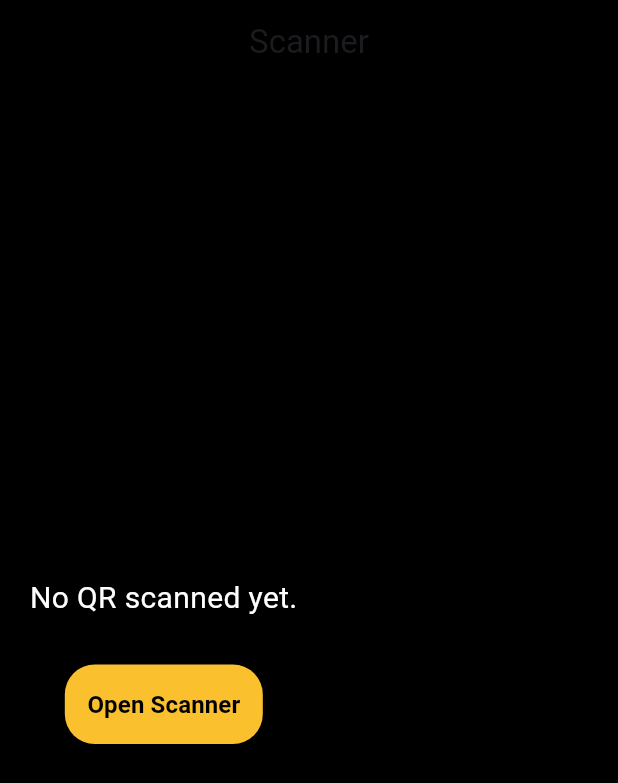
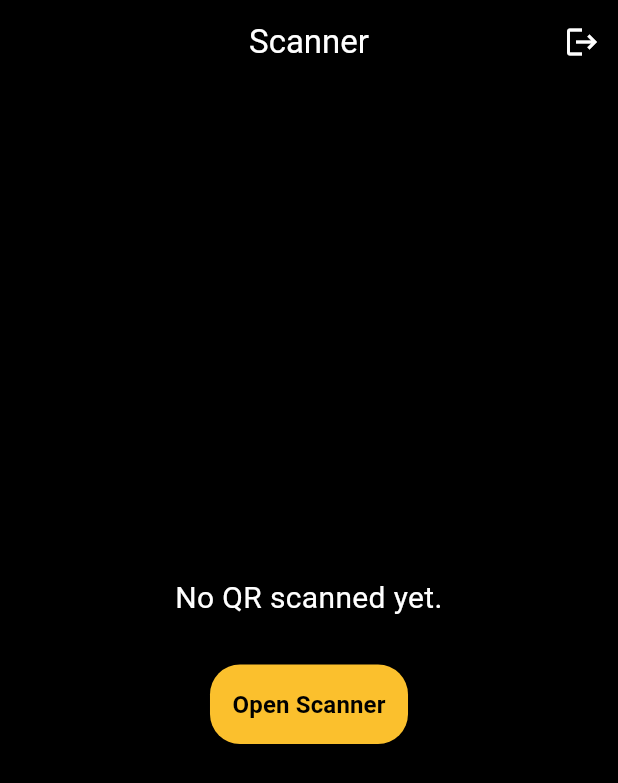
Before and after one commit to nourhesham116/intelligent-agent, a Flutter app: the ScanPage screen opened directly, after a tap on "Open Scanner", on a phone screen of 412 x 824 dp. Shown: the top 783 px of the screen. Run offline on Flutter 3.47's test engine with Material 3 defaults, Android fonts, the phone set to English and light mode, and no system bars; our stand-ins replace cloud_firestore, firebase_auth, firebase_core, fluttertoast, qr_flutter, shared_preferences; missing offline and left inert: barcode_scan2; accounts and stored records are empty; Roboto replaces fonts that are missing (montserrat, montserrat1).

Commit message:
final touches

```diff
--- a/lib/scan.dart
+++ b/lib/scan.dart
@@ -2,6 +2,8 @@ import 'package:barcode_scan2/barcode_scan2.dart';
 import 'package:flutter/material.dart';
 import 'package:firebase_auth/firebase_auth.dart';
 import 'package:cloud_firestore/cloud_firestore.dart';
+import 'package:shared_preferences/shared_preferences.dart';
+import 'login_page.dart';
 
 class ScanPage extends StatefulWidget {
   @override
@@ -33,15 +35,27 @@ class _ScanPageState extends State<ScanPage> {
         final User? user = auth.currentUser;
 
         if (user != null) {
-          await firestore.collection("parking").doc(user.uid).set({
-            "spot": spot,
-            "scanned_at": FieldValue.serverTimestamp(),
+          // Optional: delete user's reservation if exists
+          await firestore.collection("parking").doc(user.uid).delete();
+
+          // Clear spot info without deleting the document
+          await firestore.collection("spots").doc(spot).update({
+            "occupied": false,
+            "user_id": "",
+            "timestamp": "",
+            "reservation_id": "",
+            "reservation_datetime": "",
+            "reservation_time": "",
+          });
+
+          setState(() {
+            statusMessage = "🟢 Spot #$spot has been freed successfully.";
+          });
+        } else {
+          setState(() {
+            statusMessage = "⚠️ No user logged in.";
           });
         }
-
-        setState(() {
-          statusMessage = "✅ QR Code scanned successfully. It belongs to Spot #$spot";
-        });
       } else {
         setState(() {
           statusMessage = "⚠️ Spot number not found in QR.";
@@ -59,13 +73,37 @@ class _ScanPageState extends State<ScanPage> {
     return Scaffold(
      appBar: AppBar(
   backgroundColor: Colors.black,
-        title: const Text("Scanner", style: TextStyle(fontFamily: 'montserrat1')),
+  title: const Text(
+    "Scanner",
+    style: TextStyle(
+      fontFamily: 'montserrat1',
+      color: Colors.white,
+    ),
+  ),
   centerTitle: true,
+  iconTheme: const IconThemeData(color: Colors.white),
+  actions: [
+    IconButton(
+      icon: const Icon(Icons.logout),
+      tooltip: 'Logout',
+      onPressed: () async {
+        final prefs = await SharedPreferences.getInstance();
+        await prefs.clear();
+        Navigator.pushAndRemoveUntil(
+          context,
+          MaterialPageRoute(builder: (_) => const LoginPage()), // or HomePage1()
+          (route) => false,
+        );
+      },
+    )
+  ],
 ),
-      body: Padding(
+      backgroundColor: Colors.black,
+      body: Center(
+        child: Padding(
           padding: const EdgeInsets.all(20),
           child: Column(
-          mainAxisAlignment: MainAxisAlignment.center,
+            mainAxisSize: MainAxisSize.min,
             children: [
               Text(
                 statusMessage,
@@ -95,7 +133,7 @@ class _ScanPageState extends State<ScanPage> {
             ],
           ),
         ),
-      backgroundColor: Colors.black,
+      ),
     );
   }
 }
```
Also changed, not shown: lib/ParkingLotPage.dart (+53 -17 lines), lib/homePage1.dart (+27 -5 lines), lib/login_page.dart (+7 -8 lines), lib/main.dart (+19 -6 lines). Lines whose indentation alone changed are shown as unchanged.
